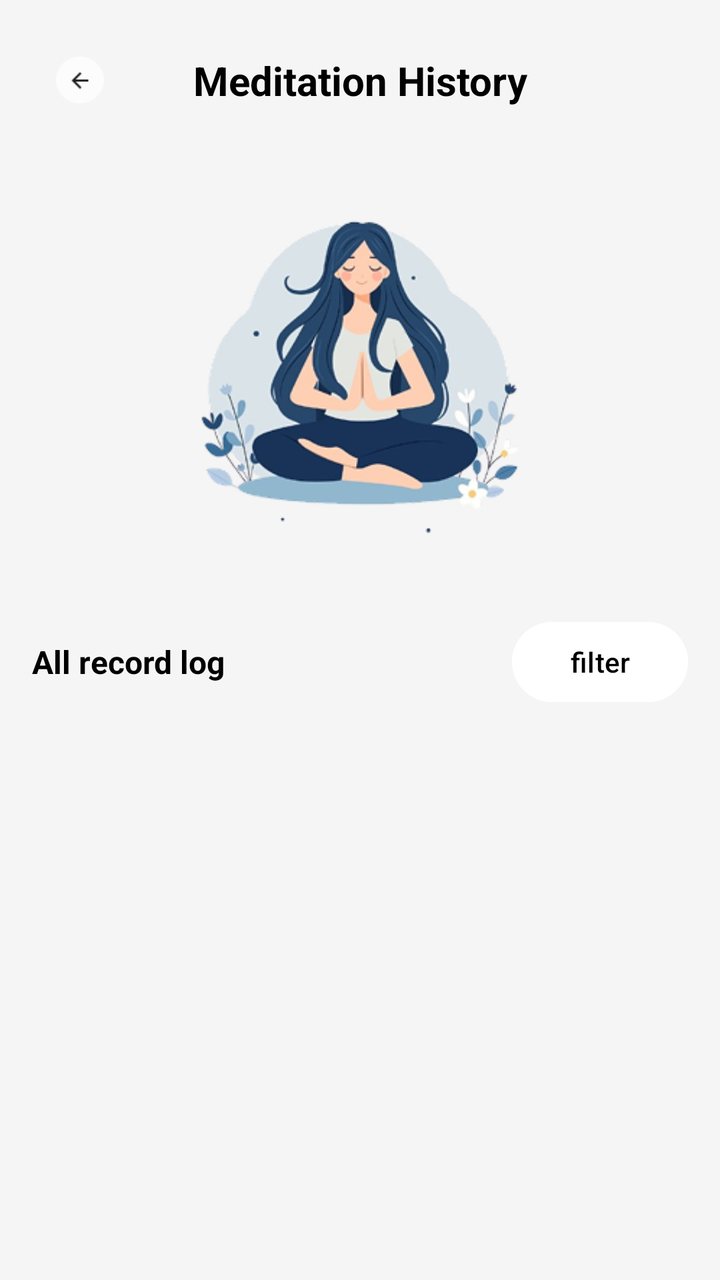
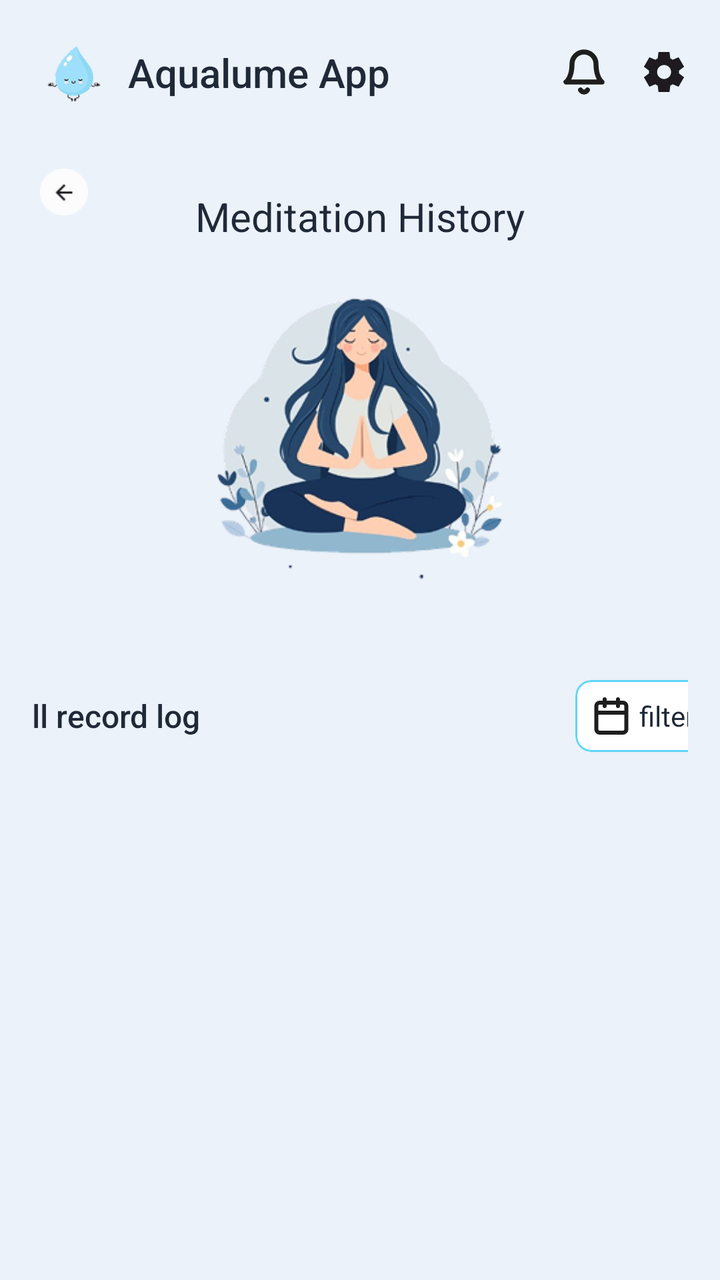

The first picture is an Android layout as it rendered before a commit; the second is the same layout after the commit. The layout source and the unified diff follow.
<!-- AndroidManifest.xml: application theme Theme.AqualumeApp -->
<!-- res/layout/fragment_meditation_history.xml -->
<?xml version="1.0" encoding="utf-8"?>
<androidx.constraintlayout.widget.ConstraintLayout xmlns:android="http://schemas.android.com/apk/res/android"
    xmlns:app="http://schemas.android.com/apk/res-auto"
    xmlns:tools="http://schemas.android.com/tools"
    android:layout_width="match_parent"
    android:layout_height="match_parent"
    android:background="#F5F5F5">

    
    <ImageView
        android:id="@+id/ivBack"
        android:layout_width="48dp"
        android:layout_height="48dp"
        android:layout_margin="16dp"
        android:padding="12dp"
        android:src="@drawable/ic_back"
        android:contentDescription="@string/back_button"
        app:layout_constraintStart_toStartOf="parent"
        app:layout_constraintTop_toTopOf="parent" />

    <TextView
        android:id="@+id/tvTitle"
        android:layout_width="wrap_content"
        android:layout_height="wrap_content"
        android:fontFamily="sans-serif"
        android:text="@string/meditation_historyy"
        android:textColor="#000000"
        android:textSize="20sp"
        android:textStyle="bold"
        app:layout_constraintBottom_toBottomOf="@id/ivBack"
        app:layout_constraintEnd_toEndOf="parent"
        app:layout_constraintStart_toStartOf="parent"
        app:layout_constraintTop_toTopOf="@id/ivBack" />

    
    <ImageView
        android:id="@+id/ivMeditationIllustration"
        android:layout_width="200dp"
        android:layout_height="200dp"
        android:layout_marginTop="32dp"
        android:contentDescription="@string/meditation_illustration"
        android:src="@drawable/meditation_history"
        app:layout_constraintEnd_toEndOf="parent"
        app:layout_constraintStart_toStartOf="parent"
        app:layout_constraintTop_toBottomOf="@id/ivBack" />

    
    <TextView
        android:id="@+id/tvAllRecordLog"
        android:layout_width="wrap_content"
        android:layout_height="wrap_content"
        android:layout_marginStart="16dp"
        android:layout_marginTop="24dp"
        android:text="All record log"
        android:textColor="#000000"
        android:textSize="16sp"
        android:textStyle="bold"
        app:layout_constraintStart_toStartOf="parent"
        app:layout_constraintTop_toBottomOf="@id/ivMeditationIllustration" />

    
    <Button
        android:id="@+id/btnFilter"
        android:layout_width="wrap_content"
        android:layout_height="48dp"
        android:layout_marginEnd="16dp"
        android:backgroundTint="#FFFFFF"
        android:drawableStart="@drawable/ic_calendar"
        android:drawablePadding="4dp"
        android:paddingStart="12dp"
        android:paddingEnd="12dp"
        android:text="@string/filterrrr"
        android:textAllCaps="false"
        android:textColor="#000000"
        android:textSize="14sp"
        app:layout_constraintBottom_toBottomOf="@id/tvAllRecordLog"
        app:layout_constraintEnd_toEndOf="parent"
        app:layout_constraintTop_toTopOf="@id/tvAllRecordLog" />

    
    <androidx.recyclerview.widget.RecyclerView
        android:id="@+id/rvMeditationLogs"
        android:layout_width="0dp"
        android:layout_height="0dp"
        android:layout_marginTop="16dp"
        android:clipToPadding="false"
        android:paddingBottom="80dp"
        app:layoutManager="androidx.recyclerview.widget.LinearLayoutManager"
        app:layout_constraintBottom_toBottomOf="parent"
        app:layout_constraintEnd_toEndOf="parent"
        app:layout_constraintStart_toStartOf="parent"
        app:layout_constraintTop_toBottomOf="@id/tvAllRecordLog"
        tools:listitem="@android:layout/simple_list_item_1" />

</androidx.constraintlayout.widget.ConstraintLayout>
<!-- resources referenced by this layout -->
<resources>
  <!-- drawable ic_back: png bitmap (drawable, 941 bytes) -->
  <!-- drawable ic_calendar (drawable) -->
  <vector xmlns:android="http://schemas.android.com/apk/res/android"
      android:width="39dp"
      android:height="39dp"
      android:viewportWidth="39"
      android:viewportHeight="39">
    <path
        android:pathData="M26,3.25V9.75M13,3.25V9.75M4.875,16.25H34.125M8.125,6.5H30.875C32.67,6.5 34.125,7.955 34.125,9.75V32.5C34.125,34.295 32.67,35.75 30.875,35.75H8.125C6.33,35.75 4.875,34.295 4.875,32.5V9.75C4.875,7.955 6.33,6.5 8.125,6.5Z"
        android:strokeLineJoin="round"
        android:strokeWidth="2.5"
        android:fillColor="#00000000"
        android:strokeColor="#1E1E1E"
        android:strokeLineCap="round"/>
  </vector>
  <!-- drawable meditation_history: png bitmap (drawable, 64941 bytes) -->
  <string name="back_button">Back button</string>
  <string name="filterrrr">filter</string>
  <string name="meditation_historyy">Meditation History</string>
  <string name="meditation_illustration">Meditation illustration</string>
  <style name="Theme.AqualumeApp" parent="Base.Theme.AqualumeApp" />
  <style name="Base.Theme.AqualumeApp" parent="Theme.Material3.DayNight.NoActionBar">
          
          
      </style>
</resources>

<!-- the commit's change to res/layout/fragment_meditation_history.xml (unified diff, before → after) -->
@@ -1,95 +1,161 @@
 <?xml version="1.0" encoding="utf-8"?>
 <androidx.constraintlayout.widget.ConstraintLayout xmlns:android="http://schemas.android.com/apk/res/android"
     xmlns:app="http://schemas.android.com/apk/res-auto"
-    xmlns:tools="http://schemas.android.com/tools"
     android:layout_width="match_parent"
     android:layout_height="match_parent"
-    android:background="#F5F5F5">
+    android:background="@color/background"
+    android:padding="16dp">
 
     
     <ImageView
-        android:id="@+id/ivBack"
-        android:layout_width="48dp"
-        android:layout_height="48dp"
-        android:layout_margin="16dp"
-        android:padding="12dp"
-        android:src="@drawable/ic_back"
-        android:contentDescription="@string/back_button"
+        android:id="@+id/iv_logo"
+        android:layout_width="40dp"
+        android:layout_height="40dp"
+        android:src="@drawable/logo"
+        android:contentDescription="@string/app_name"
         app:layout_constraintStart_toStartOf="parent"
         app:layout_constraintTop_toTopOf="parent" />
 
     <TextView
-        android:id="@+id/tvTitle"
+        android:id="@+id/tv_app_name"
         android:layout_width="wrap_content"
         android:layout_height="wrap_content"
+        android:text="@string/app_name"
+        android:textSize="20sp"
+        android:textColor="@color/primary_text"
+        android:fontFamily="sans-serif-medium"
+        android:layout_marginStart="8dp"
+        app:layout_constraintBottom_toBottomOf="@id/iv_logo"
+        app:layout_constraintStart_toEndOf="@id/iv_logo"
+        app:layout_constraintTop_toTopOf="@id/iv_logo" />
+
+    <ImageView
+        android:id="@+id/iv_notification"
+        android:layout_width="24dp"
+        android:layout_height="24dp"
+        android:layout_marginEnd="16dp"
+        android:contentDescription="@string/notifications"
+        android:src="@drawable/ic_notification"
+        app:layout_constraintBottom_toBottomOf="@id/iv_logo"
+        app:layout_constraintEnd_toStartOf="@id/iv_settings"
+        app:layout_constraintTop_toTopOf="@id/iv_logo" />
+
+    <ImageView
+        android:id="@+id/iv_settings"
+        android:layout_width="24dp"
+        android:layout_height="24dp"
+        android:contentDescription="@string/settings"
+        android:src="@drawable/ic_settings"
+        app:layout_constraintBottom_toBottomOf="@id/iv_logo"
+        app:layout_constraintEnd_toEndOf="parent"
+        app:layout_constraintTop_toTopOf="@id/iv_logo" />
+
+    <ImageView
+        android:id="@+id/iv_back"
+        android:layout_width="32dp"
+        android:layout_height="32dp"
+        android:layout_marginTop="24dp"
+        android:contentDescription="@string/back2"
+        android:padding="4dp"
+        android:src="@drawable/ic_back"
+        app:layout_constraintStart_toStartOf="parent"
+        app:layout_constraintTop_toBottomOf="@id/iv_logo"
+        app:layout_constraintWidth_percent="0.48" />
+
+    <TextView
+        android:id="@+id/tv_title"
+        android:layout_width="wrap_content"
+        android:layout_height="wrap_content"
+        android:layout_marginTop="24dp"
         android:fontFamily="sans-serif"
-        android:text="@string/meditation_historyy"
-        android:textColor="#000000"
+        android:text="@string/meditation_history"
+        android:textColor="@color/primary_text"
         android:textSize="20sp"
-        android:textStyle="bold"
-        app:layout_constraintBottom_toBottomOf="@id/ivBack"
+        app:layout_constraintBottom_toBottomOf="@id/iv_back"
         app:layout_constraintEnd_toEndOf="parent"
         app:layout_constraintStart_toStartOf="parent"
-        app:layout_constraintTop_toTopOf="@id/ivBack" />
+        app:layout_constraintTop_toTopOf="@id/iv_back" />
 
     
     <ImageView
-        android:id="@+id/ivMeditationIllustration"
+        android:id="@+id/iv_meditation"
         android:layout_width="200dp"
-        android:layout_height="200dp"
-        android:layout_marginTop="32dp"
-        android:contentDescription="@string/meditation_illustration"
+        android:layout_height="180dp"
+        android:layout_marginTop="24dp"
+        android:contentDescription="@string/medicine"
         android:src="@drawable/meditation_history"
         app:layout_constraintEnd_toEndOf="parent"
         app:layout_constraintStart_toStartOf="parent"
-        app:layout_constraintTop_toBottomOf="@id/ivBack" />
+        app:layout_constraintTop_toBottomOf="@id/iv_back" />
 
     
-    <TextView
-        android:id="@+id/tvAllRecordLog"
-        android:layout_width="wrap_content"
+    <LinearLayout
+        android:id="@+id/filter_section"
+        android:layout_width="350dp"
         android:layout_height="wrap_content"
-        android:layout_marginStart="16dp"
+        android:orientation="horizontal"
+        android:gravity="center_vertical"
         android:layout_marginTop="24dp"
-        android:text="All record log"
-        android:textColor="#000000"
-        android:textSize="16sp"
-        android:textStyle="bold"
+        app:layout_constraintEnd_toEndOf="parent"
         app:layout_constraintStart_toStartOf="parent"
-        app:layout_constraintTop_toBottomOf="@id/ivMeditationIllustration" />
+        app:layout_constraintTop_toBottomOf="@id/iv_meditation">
 
-    
-    <Button
-        android:id="@+id/btnFilter"
-        android:layout_width="wrap_content"
-        android:layout_height="48dp"
-        android:layout_marginEnd="16dp"
-        android:backgroundTint="#FFFFFF"
-        android:drawableStart="@drawable/ic_calendar"
-        android:drawablePadding="4dp"
-        android:paddingStart="12dp"
-        android:paddingEnd="12dp"
-        android:text="@string/filterrrr"
-        android:textAllCaps="false"
-        android:textColor="#000000"
-        android:textSize="14sp"
-        app:layout_constraintBottom_toBottomOf="@id/tvAllRecordLog"
-        app:layout_constraintEnd_toEndOf="parent"
-        app:layout_constraintTop_toTopOf="@id/tvAllRecordLog" />
+        <TextView
+            android:layout_width="0dp"
+            android:layout_height="wrap_content"
+            android:layout_weight="1"
+            android:text="@string/all_record_log"
+            android:textSize="16sp"
+            android:textColor="@color/primary_text"
+            android:fontFamily="sans-serif-medium" />
+
+        <com.google.android.material.card.MaterialCardView
+            android:id="@+id/btn_filter"
+            android:layout_width="wrap_content"
+            android:layout_height="wrap_content"
+            app:cardCornerRadius="8dp"
+            app:cardElevation="0dp"
+            app:strokeWidth="1dp"
+            app:strokeColor="@color/button_primary"
+            app:cardBackgroundColor="@color/white">
+
+            <LinearLayout
+                android:layout_width="wrap_content"
+                android:layout_height="wrap_content"
+                android:orientation="horizontal"
+                android:padding="8dp"
+                android:gravity="center_vertical">
+
+                <ImageView
+                    android:layout_width="20dp"
+                    android:layout_height="20dp"
+                    android:contentDescription="@string/filter"
+                    android:src="@drawable/ic_filter" />
+
+                <TextView
+                    android:layout_width="wrap_content"
+                    android:layout_height="wrap_content"
+                    android:text="@string/filterr"
+                    android:textSize="14sp"
+                    android:textColor="@color/primary_text"
+                    android:layout_marginStart="4dp" />
+
+            </LinearLayout>
+
+        </com.google.android.material.card.MaterialCardView>
+
+    </LinearLayout>
 
     
     <androidx.recyclerview.widget.RecyclerView
         android:id="@+id/rvMeditationLogs"
-        android:layout_width="0dp"
+        android:layout_width="350dp"
         android:layout_height="0dp"
         android:layout_marginTop="16dp"
-        android:clipToPadding="false"
-        android:paddingBottom="80dp"
         app:layoutManager="androidx.recyclerview.widget.LinearLayoutManager"
         app:layout_constraintBottom_toBottomOf="parent"
         app:layout_constraintEnd_toEndOf="parent"
         app:layout_constraintStart_toStartOf="parent"
-        app:layout_constraintTop_toBottomOf="@id/tvAllRecordLog"
-        tools:listitem="@android:layout/simple_list_item_1" />
+        app:layout_constraintTop_toBottomOf="@id/filter_section" />
 
 </androidx.constraintlayout.widget.ConstraintLayout>
<!-- resource entries referenced after the edit -->
@@ -1,25 +1,59 @@
 <!-- resources referenced by this layout -->
 <resources>
+  <color name="background">#EBF2FA</color>
+  <color name="button_primary">#60D5FA</color>
+  <color name="primary_text">#1F2937</color>
+  <color name="white">#FFFFFFFF</color>
   <!-- drawable ic_back: png bitmap (drawable, 941 bytes) -->
-  <!-- drawable ic_calendar (drawable) -->
+  <!-- drawable ic_filter (drawable) -->
   <vector xmlns:android="http://schemas.android.com/apk/res/android"
-      android:width="39dp"
-      android:height="39dp"
-      android:viewportWidth="39"
-      android:viewportHeight="39">
+      android:width="20dp"
+      android:height="20dp"
+      android:viewportWidth="20"
+      android:viewportHeight="20">
     <path
-        android:pathData="M26,3.25V9.75M13,3.25V9.75M4.875,16.25H34.125M8.125,6.5H30.875C32.67,6.5 34.125,7.955 34.125,9.75V32.5C34.125,34.295 32.67,35.75 30.875,35.75H8.125C6.33,35.75 4.875,34.295 4.875,32.5V9.75C4.875,7.955 6.33,6.5 8.125,6.5Z"
+        android:pathData="M13.333,1.667V5M6.667,1.667V5M2.5,8.333H17.5M4.167,3.333H15.833C16.754,3.333 17.5,4.08 17.5,5V16.667C17.5,17.587 16.754,18.333 15.833,18.333H4.167C3.246,18.333 2.5,17.587 2.5,16.667V5C2.5,4.08 3.246,3.333 4.167,3.333Z"
+        android:strokeLineJoin="round"
+        android:strokeWidth="2"
+        android:fillColor="#00000000"
+        android:strokeColor="#1E1E1E"
+        android:strokeLineCap="round"/>
+  </vector>
+  <!-- drawable ic_notification (drawable) -->
+  <vector xmlns:android="http://schemas.android.com/apk/res/android"
+      android:width="24dp"
+      android:height="24dp"
+      android:viewportWidth="24"
+      android:viewportHeight="24">
+    <path
+        android:pathData="M13.73,21C13.554,21.303 13.302,21.555 12.998,21.729C12.695,21.904 12.35,21.997 12,21.997C11.65,21.997 11.305,21.904 11.002,21.729C10.698,21.555 10.446,21.303 10.27,21M18,8C18,6.409 17.368,4.883 16.243,3.757C15.117,2.632 13.591,2 12,2C10.409,2 8.883,2.632 7.757,3.757C6.632,4.883 6,6.409 6,8C6,15 3,17 3,17H21C21,17 18,15 18,8Z"
         android:strokeLineJoin="round"
         android:strokeWidth="2.5"
         android:fillColor="#00000000"
         android:strokeColor="#1E1E1E"
         android:strokeLineCap="round"/>
   </vector>
+  <!-- drawable ic_settings (drawable) -->
+  <vector xmlns:android="http://schemas.android.com/apk/res/android"
+      android:width="24dp"
+      android:height="24dp"
+      android:viewportWidth="24"
+      android:viewportHeight="24">
+    <path
+        android:pathData="M9.25,22L8.85,18.8C8.634,18.717 8.429,18.617 8.238,18.5C8.046,18.383 7.859,18.258 7.675,18.125L4.7,19.375L1.95,14.625L4.525,12.675C4.509,12.558 4.5,12.446 4.5,12.337V11.663C4.5,11.554 4.509,11.442 4.525,11.325L1.95,9.375L4.7,4.625L7.675,5.875C7.859,5.742 8.05,5.617 8.25,5.5C8.45,5.383 8.65,5.283 8.85,5.2L9.25,2H14.75L15.15,5.2C15.367,5.283 15.571,5.383 15.763,5.5C15.954,5.617 16.142,5.742 16.325,5.875L19.3,4.625L22.05,9.375L19.475,11.325C19.492,11.442 19.5,11.554 19.5,11.663V12.337C19.5,12.446 19.483,12.558 19.45,12.675L22.025,14.625L19.275,19.375L16.325,18.125C16.142,18.258 15.95,18.383 15.75,18.5C15.55,18.617 15.35,18.717 15.15,18.8L14.75,22H9.25ZM12.05,15.5C13.017,15.5 13.842,15.158 14.525,14.475C15.208,13.792 15.55,12.967 15.55,12C15.55,11.033 15.208,10.208 14.525,9.525C13.842,8.842 13.017,8.5 12.05,8.5C11.067,8.5 10.238,8.842 9.563,9.525C8.888,10.208 8.55,11.033 8.55,12C8.55,12.967 8.888,13.792 9.563,14.475C10.238,15.158 11.067,15.5 12.05,15.5Z"
+        android:fillColor="#1D1B20"/>
+  </vector>
+  <!-- drawable logo: png bitmap (drawable, 4577 bytes) -->
   <!-- drawable meditation_history: png bitmap (drawable, 64941 bytes) -->
-  <string name="back_button">Back button</string>
-  <string name="filterrrr">filter</string>
-  <string name="meditation_historyy">Meditation History</string>
-  <string name="meditation_illustration">Meditation illustration</string>
+  <string name="all_record_log">All record log</string>
+  <string name="app_name">Aqualume App</string>
+  <string name="back2">Back2</string>
+  <string name="filter">Filter</string>
+  <string name="filterr">filter</string>
+  <string name="medicine">Medicine</string>
+  <string name="meditation_history">Meditation History</string>
+  <string name="notifications">Notifications</string>
+  <string name="settings">Settings</string>
   <style name="Theme.AqualumeApp" parent="Base.Theme.AqualumeApp" />
   <style name="Base.Theme.AqualumeApp" parent="Theme.Material3.DayNight.NoActionBar">
           
